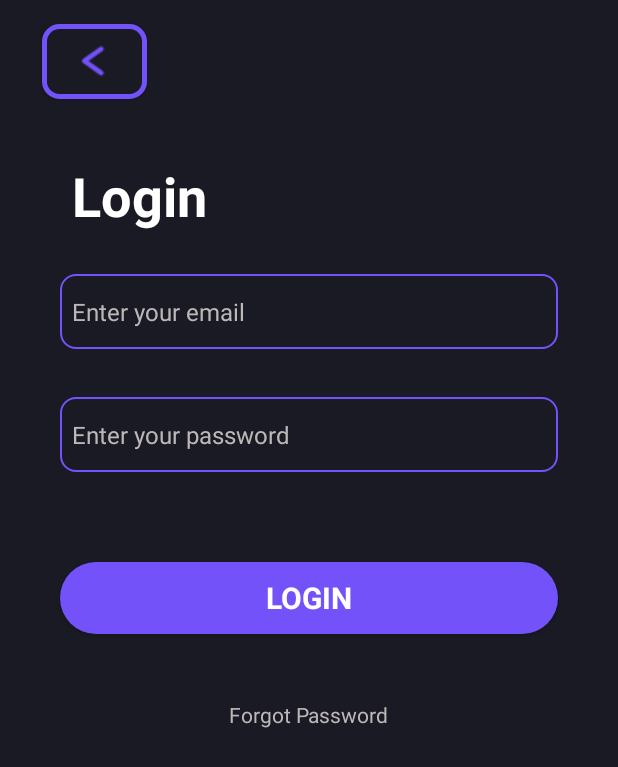
After one commit to munit123456/Project_Android, an Android app: the LoginActivity screen opened directly, with no data from a screen before it, on a phone screen of 412 x 824 dp. The commit adds this screen. Shown: the top 767 px of the screen. Run offline under Robolectric (Android 15) with nearby library versions, the phone set to English and light mode, and no system bars.

Commit message:
design login

```diff
--- a/AppCoin/app/src/main/AndroidManifest.xml
+++ b/AppCoin/app/src/main/AndroidManifest.xml
@@ -25,6 +25,8 @@
                 android:name="android.app.lib_name"
                 android:value="" />
         </activity>
+        <activity android:name=".LoginActivity"/>
+        <activity android:name=".SignActivity"/>
     </application>
 
 </manifest>
--- /dev/null
+++ b/AppCoin/app/src/main/java/com/example/appcoin/LoginActivity.java
@@ -0,0 +1,14 @@
+package com.example.appcoin;
+
+import android.os.Bundle;
+
+import androidx.annotation.Nullable;
+import androidx.appcompat.app.AppCompatActivity;
+
+public class LoginActivity extends AppCompatActivity {
+    @Override
+    protected void onCreate(@Nullable Bundle savedInstanceState) {
+        super.onCreate(savedInstanceState);
+        setContentView(R.layout.login);
+    }
+}
--- a/AppCoin/app/src/main/java/com/example/appcoin/MainActivity.java
+++ b/AppCoin/app/src/main/java/com/example/appcoin/MainActivity.java
@@ -2,13 +2,32 @@ package com.example.appcoin;
 
 import androidx.appcompat.app.AppCompatActivity;
 
+import android.content.Intent;
 import android.os.Bundle;
+import android.view.View;
+import android.widget.Button;
 
 public class MainActivity extends AppCompatActivity {
-
+    Button btn_login, btn_sign;
     @Override
     protected void onCreate(Bundle savedInstanceState) {
         super.onCreate(savedInstanceState);
         setContentView(R.layout.activity_main);
+        btn_login = (Button) findViewById(R.id.button_Login);
+        btn_sign = (Button) findViewById(R.id.button_SIGN);
+        btn_login.setOnClickListener(new View.OnClickListener() {
+            @Override
+            public void onClick(View view) {
+                Intent intent = new Intent(MainActivity.this, LoginActivity.class);
+                startActivity(intent);
+            }
+        });
+        btn_sign.setOnClickListener(new View.OnClickListener() {
+            @Override
+            public void onClick(View view) {
+                Intent intent = new Intent(MainActivity.this, SignActivity.class);
+                startActivity(intent);
+            }
+        });
     }
 }
--- /dev/null
+++ b/AppCoin/app/src/main/java/com/example/appcoin/SignActivity.java
@@ -0,0 +1,14 @@
+package com.example.appcoin;
+
+import android.os.Bundle;
+
+import androidx.annotation.Nullable;
+import androidx.appcompat.app.AppCompatActivity;
+
+public class SignActivity extends AppCompatActivity {
+    @Override
+    protected void onCreate(@Nullable Bundle savedInstanceState) {
+        super.onCreate(savedInstanceState);
+        setContentView(R.layout.signup);
+    }
+}
--- /dev/null
+++ b/AppCoin/app/src/main/res/drawable/backgroud_edittext.xml
@@ -0,0 +1,10 @@
+<?xml version="1.0" encoding="utf-8"?>
+<selector xmlns:android="http://schemas.android.com/apk/res/android">
+    <item>
+        <shape android:shape="rectangle">
+            <corners android:radius="10dp"/>
+            <solid android:color="#1A1A24"/>
+            <stroke android:color="#7352FA" android:width="1dp"/>
+        </shape>
+    </item>
+</selector>
--- /dev/null
+++ b/AppCoin/app/src/main/res/drawable/custombtn_back.xml
@@ -0,0 +1,10 @@
+<?xml version="1.0" encoding="utf-8"?>
+<selector xmlns:android="http://schemas.android.com/apk/res/android">
+    <item>
+        <shape>
+            <corners android:radius="10dp"/>
+            <solid android:color="#1A1A24"/>
+            <stroke android:width="5px" android:color="#7352FA" />
+        </shape>
+    </item>
+</selector>
--- a/AppCoin/app/src/main/res/drawable/backgroud_btn_sign.xml
+++ b/AppCoin/app/src/main/res/drawable/custombtn_sign.xml
@@ -4,7 +4,7 @@
         <shape android:shape="rectangle">
             <corners android:radius="50dp"/>
             <solid android:color="#0E0E0E"/>
-            <stroke android:width="5px" android:color="#FAFAFA" />
+            <stroke android:width="5px" android:color="#7352FA" />
         </shape>
     </item>
 </selector>
--- /dev/null
+++ b/AppCoin/app/src/main/res/drawable/ic_baseline_arrow_back_ios_24.xml
@@ -0,0 +1,5 @@
+<vector android:autoMirrored="true" android:height="24dp"
+    android:tint="#000000" android:viewportHeight="24"
+    android:viewportWidth="24" android:width="24dp" xmlns:android="http://schemas.android.com/apk/res/android">
+    <path android:fillColor="@android:color/white" android:pathData="M11.67,3.87L9.9,2.1 0,12l9.9,9.9 1.77,-1.77L3.54,12z"/>
+</vector>
--- a/AppCoin/app/src/main/res/layout/activity_main.xml
+++ b/AppCoin/app/src/main/res/layout/activity_main.xml
@@ -55,7 +55,7 @@
                     android:layout_marginTop="20dp"
                     android:text="We will help you forget all the fatigue of life, you will experience wonderful feelings."
                     android:textAlignment="center"
-                    android:textColor="#BDBDBD"
+                    android:textColor="#BDB8B8"
                     app:layout_constraintEnd_toEndOf="parent"
                     app:layout_constraintHorizontal_bias="0.498"
                     app:layout_constraintStart_toStartOf="parent"
@@ -71,9 +71,9 @@
                 android:layout_marginStart="40dp"
                 android:layout_marginTop="0dp"
                 android:layout_marginEnd="40dp"
-                android:background="@drawable/backgroud_btn_login"
+                android:background="@drawable/custombtn_login"
                 android:text="LOGIN"
-                android:textColor="#000000"
+                android:textColor="#FFFFFF"
                 android:textSize="20sp"
                 android:textStyle="bold"
                 app:layout_constraintEnd_toEndOf="parent"
@@ -91,9 +91,9 @@
                 android:layout_marginTop="20dp"
                 android:layout_marginEnd="40dp"
                 android:layout_marginBottom="30dp"
-                android:background="@drawable/backgroud_btn_sign"
+                android:background="@drawable/custombtn_sign"
                 android:text="SIGN UP"
-                android:textColor="#7352FA"
+                android:textColor="#FFFFFF"
                 android:textSize="20sp"
                 android:textStyle="bold"
                 app:layout_constraintEnd_toEndOf="parent"
--- /dev/null
+++ b/AppCoin/app/src/main/res/layout/login.xml
@@ -0,0 +1,106 @@
+<?xml version="1.0" encoding="utf-8"?>
+<androidx.constraintlayout.widget.ConstraintLayout xmlns:android="http://schemas.android.com/apk/res/android"
+    xmlns:app="http://schemas.android.com/apk/res-auto"
+    xmlns:tools="http://schemas.android.com/tools"
+    android:layout_width="match_parent"
+    android:layout_height="match_parent"
+    android:background="#1A1A24">
+
+
+    <EditText
+        android:id="@+id/editTextTextPersonName"
+        android:layout_width="0dp"
+        android:layout_height="50dp"
+        android:layout_marginStart="40dp"
+        android:layout_marginTop="28dp"
+        android:layout_marginEnd="40dp"
+        android:background="@drawable/backgroud_edittext"
+        android:ems="10"
+        android:hint="Enter your email"
+        android:inputType="textPersonName"
+        android:padding="8dp"
+        android:textColor="#BDB8B8"
+        android:textColorHint="#BDB8B8"
+        android:textSize="16dp"
+        app:layout_constraintEnd_toEndOf="parent"
+        app:layout_constraintHorizontal_bias="1.0"
+        app:layout_constraintStart_toStartOf="parent"
+        app:layout_constraintTop_toBottomOf="@+id/textView" />
+
+    <TextView
+        android:id="@+id/textView"
+        android:layout_width="wrap_content"
+        android:layout_height="wrap_content"
+        android:layout_marginStart="48dp"
+        android:layout_marginTop="40dp"
+        android:text="Login"
+        android:textColor="#FFFFFF"
+        android:textSize="36sp"
+        android:textStyle="bold"
+        app:layout_constraintStart_toStartOf="parent"
+        app:layout_constraintTop_toBottomOf="@+id/button" />
+
+    <EditText
+        android:id="@+id/editTextTextPersonName2"
+        android:layout_width="0dp"
+        android:layout_height="50dp"
+        android:layout_marginStart="40dp"
+        android:layout_marginTop="32dp"
+        android:layout_marginEnd="40dp"
+        android:background="@drawable/backgroud_edittext"
+        android:ems="10"
+        android:hint="Enter your password"
+        android:inputType="textPersonName"
+        android:padding="8dp"
+        android:textColor="#FFFFFF"
+        android:textColorHint="#BDB8B8"
+        android:textSize="16dp"
+        app:layout_constraintEnd_toEndOf="parent"
+        app:layout_constraintHorizontal_bias="1.0"
+        app:layout_constraintStart_toStartOf="parent"
+        app:layout_constraintTop_toBottomOf="@+id/editTextTextPersonName" />
+
+    <androidx.appcompat.widget.AppCompatButton
+        android:id="@+id/button"
+        android:layout_width="70dp"
+        android:layout_height="50dp"
+        android:layout_marginStart="28dp"
+        android:layout_marginTop="16dp"
+        android:background="@drawable/custombtn_back"
+        android:drawableTop="@drawable/icon_back"
+        android:padding="12.5dp"
+        app:layout_constraintStart_toStartOf="parent"
+        app:layout_constraintTop_toTopOf="parent"/>
+
+    <androidx.appcompat.widget.AppCompatButton
+        android:id="@+id/button_Login"
+        style="@android:style/Widget.Button"
+        android:layout_width="match_parent"
+        android:layout_height="wrap_content"
+        android:layout_marginStart="40dp"
+        android:layout_marginTop="60dp"
+        android:layout_marginEnd="40dp"
+        android:background="@drawable/custombtn_login"
+        android:text="LOGIN"
+        android:textColor="#FFFFFF"
+        android:textSize="20sp"
+        android:textStyle="bold"
+        app:layout_constraintEnd_toEndOf="parent"
+        app:layout_constraintHorizontal_bias="0.0"
+        app:layout_constraintStart_toStartOf="parent"
+        app:layout_constraintTop_toBottomOf="@+id/editTextTextPersonName2"
+        app:layout_goneMarginTop="32dp" />
+
+    <TextView
+        android:id="@+id/textView3"
+        android:layout_width="wrap_content"
+        android:layout_height="wrap_content"
+        android:layout_marginTop="44dp"
+        android:text="Forgot Password"
+        android:textColor="#BDB8B8"
+        app:layout_constraintEnd_toEndOf="parent"
+        app:layout_constraintStart_toStartOf="parent"
+        app:layout_constraintTop_toBottomOf="@+id/button_Login" />
+
+
+</androidx.constraintlayout.widget.ConstraintLayout>
--- /dev/null
+++ b/AppCoin/app/src/main/res/layout/signup.xml
@@ -0,0 +1,6 @@
+<?xml version="1.0" encoding="utf-8"?>
+<androidx.constraintlayout.widget.ConstraintLayout xmlns:android="http://schemas.android.com/apk/res/android"
+    android:layout_width="match_parent"
+    android:layout_height="match_parent">
+
+</androidx.constraintlayout.widget.ConstraintLayout>
```
Also changed, not shown: AppCoin/app/src/main/res/drawable/custombtn_login.xml (renamed from AppCoin/app/src/main/res/drawable/backgroud_btn_login.xml), AppCoin/app/src/main/res/drawable/icon_back.png (added), AppCoin/app/src/main/res/drawable/img_back.png (added).
